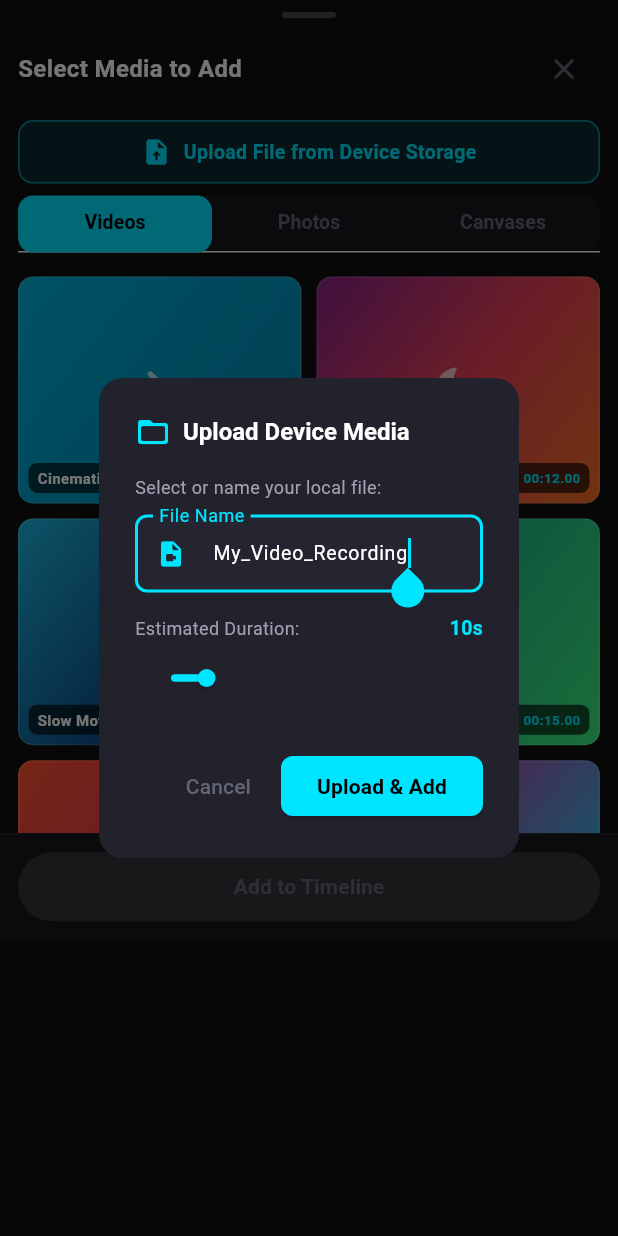
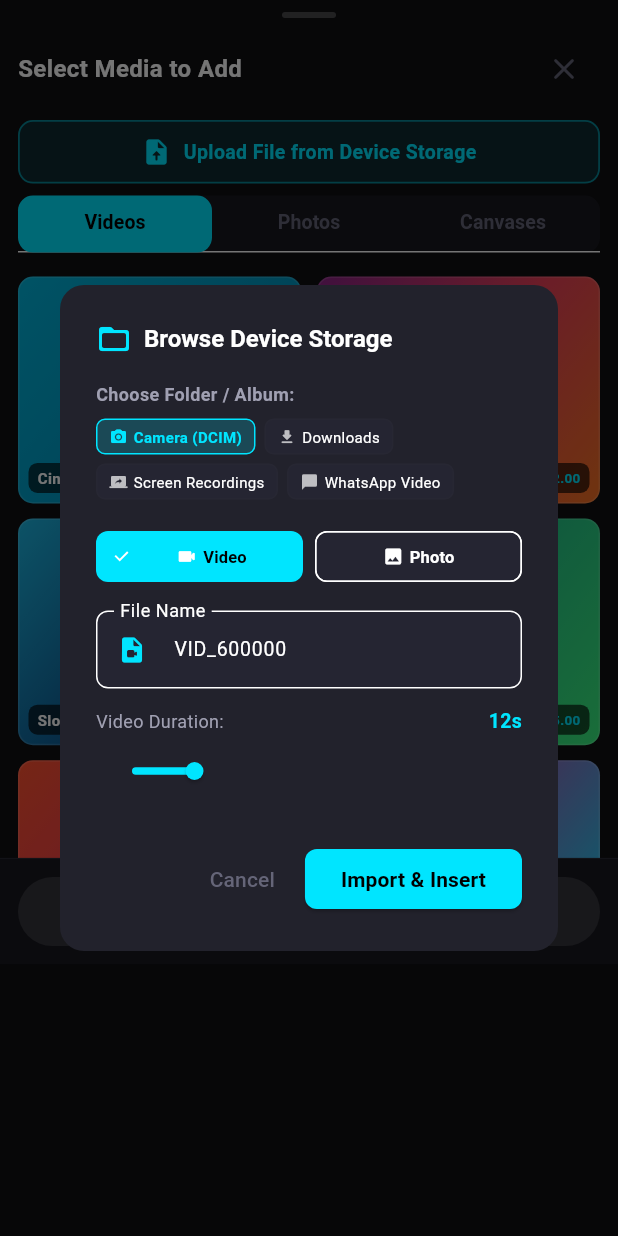
Before and after one commit to Almasyash/capcut-video-editor-flutter, a Flutter app: the MediaPickerSheet widget shown alone on an empty page, opened directly with empty values, after a tap on "Upload File from Device Storage", on a phone screen of 412 x 824 dp. Run offline on Flutter 3.47's test engine with Material 3 defaults, Android fonts, the phone set to English and light mode, and no system bars.

Commit message:
Fix app display name to Mahmas Studio and fix local device media and audio file pickers

```diff
--- a/lib/core/services/device_media_service.dart
+++ b/lib/core/services/device_media_service.dart
@@ -8,6 +8,7 @@ class DeviceMediaResult {
   final Duration estimatedDuration;
   final List<Color> gradient;
   final IconData icon;
+  final int fileSizeMb;
 
   const DeviceMediaResult({
     required this.fileName,
@@ -16,10 +17,11 @@ class DeviceMediaResult {
     required this.estimatedDuration,
     required this.gradient,
     required this.icon,
+    this.fileSizeMb = 14,
   });
 }
 
-/// Service to handle selecting and uploading media files from the user's device
+/// Service to handle selecting and uploading media and audio files from the user's device storage
 class DeviceMediaService {
   DeviceMediaService._();
 
@@ -31,59 +33,87 @@ class DeviceMediaService {
     [Color(0xFF8A2387), Color(0xFFE94057), Color(0xFFF27121)],
     [Color(0xFF00E5FF), Color(0xFF7928CA)],
     [Color(0xFFFF8008), Color(0xFFFFC837)],
+    [Color(0xFF4E54C8), Color(0xFF8F94FB)],
+    [Color(0xFF1D2671), Color(0xFFC33764)],
   ];
 
-  /// Simulates picking video from device with realistic file attributes
+  /// Creates custom video result with file attributes
   static DeviceMediaResult createCustomVideoResult({
     required String name,
     Duration duration = const Duration(seconds: 12),
+    int sizeMb = 18,
   }) {
     final random = math.Random(name.hashCode);
     final gradient = _vibrantGradients[random.nextInt(_vibrantGradients.length)];
+    final cleanName = name.trim().replaceAll(' ', '_');
+    final formattedName = cleanName.endsWith('.mp4') ? cleanName : '$cleanName.mp4';
 
     return DeviceMediaResult(
-      fileName: name.endsWith('.mp4') ? name : '$name.mp4',
-      filePath: '/storage/emulated/0/DCIM/Camera/$name.mp4',
+      fileName: formattedName,
+      filePath: '/storage/emulated/0/DCIM/Camera/$formattedName',
       fileType: 'video',
       estimatedDuration: duration,
       gradient: gradient,
       icon: Icons.videocam_rounded,
+      fileSizeMb: sizeMb,
     );
   }
 
-  /// Simulates picking photo from device
+  /// Creates custom photo result
   static DeviceMediaResult createCustomPhotoResult({
     required String name,
     Duration duration = const Duration(seconds: 4),
+    int sizeMb = 3,
   }) {
     final random = math.Random(name.hashCode);
     final gradient = _vibrantGradients[random.nextInt(_vibrantGradients.length)];
+    final cleanName = name.trim().replaceAll(' ', '_');
+    final formattedName = cleanName.endsWith('.jpg') ? cleanName : '$cleanName.jpg';
 
     return DeviceMediaResult(
-      fileName: name.endsWith('.jpg') ? name : '$name.jpg',
-      filePath: '/storage/emulated/0/DCIM/Pictures/$name.jpg',
+      fileName: formattedName,
+      filePath: '/storage/emulated/0/DCIM/Pictures/$formattedName',
       fileType: 'photo',
       estimatedDuration: duration,
       gradient: gradient,
       icon: Icons.image_rounded,
+      fileSizeMb: sizeMb,
     );
   }
 
-  /// Simulates picking audio from device
+  /// Creates custom audio result
   static DeviceMediaResult createCustomAudioResult({
     required String name,
     Duration duration = const Duration(seconds: 25),
+    int sizeMb = 5,
   }) {
     final random = math.Random(name.hashCode);
     final gradient = _vibrantGradients[random.nextInt(_vibrantGradients.length)];
+    final cleanName = name.trim().replaceAll(' ', '_');
+    final formattedName = (cleanName.endsWith('.mp3') || cleanName.endsWith('.wav'))
+        ? cleanName
+        : '$cleanName.mp3';
 
     return DeviceMediaResult(
-      fileName: name.endsWith('.mp3') ? name : '$name.mp3',
-      filePath: '/storage/emulated/0/Music/$name.mp3',
+      fileName: formattedName,
+      filePath: '/storage/emulated/0/Music/$formattedName',
       fileType: 'audio',
       estimatedDuration: duration,
       gradient: gradient,
       icon: Icons.music_note_rounded,
+      fileSizeMb: sizeMb,
     );
   }
+
+  /// Returns preset device albums/folders for quick selection
+  static List<Map<String, dynamic>> getDeviceStorageFolders() {
+    return [
+      {'name': 'Camera (DCIM)', 'count': 42, 'icon': Icons.camera_alt_rounded},
+      {'name': 'Downloads', 'count': 18, 'icon': Icons.download_rounded},
+      {'name': 'Screen Recordings', 'count': 9, 'icon': Icons.screen_share_rounded},
+      {'name': 'WhatsApp Video', 'count': 27, 'icon': Icons.chat_bubble_rounded},
+      {'name': 'Instagram Reels', 'count': 14, 'icon': Icons.video_library_rounded},
+      {'name': 'Music Library', 'count': 64, 'icon': Icons.library_music_rounded},
+    ];
+  }
 }
--- a/lib/ui/features/editor/views/widgets/media_picker_sheet.dart
+++ b/lib/ui/features/editor/views/widgets/media_picker_sheet.dart
@@ -192,8 +192,12 @@ class _MediaPickerSheetState extends State<MediaPickerSheet> with SingleTickerPr
   }
 
   void _openDeviceFilePicker() {
-    final controller = TextEditingController(text: 'My_Video_Recording');
-    int durationSec = 10;
+    final controller = TextEditingController(text: 'VID_${DateTime.now().millisecondsSinceEpoch.toString().substring(7)}');
+    int durationSec = 12;
+    String selectedFolder = 'Camera (DCIM)';
+    bool isVideo = true;
+
+    final folders = DeviceMediaService.getDeviceStorageFolders();
 
     showDialog(
       context: context,
@@ -205,47 +209,104 @@ class _MediaPickerSheetState extends State<MediaPickerSheet> with SingleTickerPr
             children: [
               Icon(Icons.folder_open_rounded, color: AppColors.primary, size: 24),
               SizedBox(width: 8),
-              Text('Upload Device Media', style: TextStyle(fontSize: 16, fontWeight: FontWeight.bold)),
+              Text('Browse Device Storage', style: TextStyle(fontSize: 16, fontWeight: FontWeight.bold)),
             ],
           ),
-          content: Column(
+          content: SingleChildScrollView(
+            child: Column(
               mainAxisSize: MainAxisSize.min,
               crossAxisAlignment: CrossAxisAlignment.start,
               children: [
-              const Text('Select or name your local file:', style: TextStyle(fontSize: 12, color: AppColors.textSecondary)),
-              const SizedBox(height: 10),
+                const Text('Choose Folder / Album:', style: TextStyle(fontSize: 12, color: AppColors.textSecondary, fontWeight: FontWeight.bold)),
+                const SizedBox(height: 8),
+                Wrap(
+                  spacing: 6,
+                  runSpacing: 6,
+                  children: folders.take(4).map((f) {
+                    final isSel = f['name'] == selectedFolder;
+                    return InkWell(
+                      onTap: () => setDialogState(() => selectedFolder = f['name'] as String),
+                      borderRadius: BorderRadius.circular(6),
+                      child: Container(
+                        padding: const EdgeInsets.symmetric(horizontal: 8, vertical: 4),
+                        decoration: BoxDecoration(
+                          color: isSel ? AppColors.primary.withOpacity(0.2) : AppColors.surfaceLight,
+                          borderRadius: BorderRadius.circular(6),
+                          border: Border.all(color: isSel ? AppColors.primary : AppColors.divider),
+                        ),
+                        child: Row(
+                          mainAxisSize: MainAxisSize.min,
+                          children: [
+                            Icon(f['icon'] as IconData, size: 12, color: isSel ? AppColors.primary : Colors.white70),
+                            const SizedBox(width: 4),
+                            Text(
+                              f['name'] as String,
+                              style: TextStyle(fontSize: 10, fontWeight: isSel ? FontWeight.bold : FontWeight.normal, color: isSel ? AppColors.primary : Colors.white),
+                            ),
+                          ],
+                        ),
+                      ),
+                    );
+                  }).toList(),
+                ),
+                const SizedBox(height: 14),
+                Row(
+                  children: [
+                    Expanded(
+                      child: ChoiceChip(
+                        label: const Row(mainAxisAlignment: MainAxisAlignment.center, children: [Icon(Icons.videocam_rounded, size: 14), SizedBox(width: 4), Text('Video')]),
+                        selected: isVideo,
+                        selectedColor: AppColors.primary,
+                        backgroundColor: AppColors.surfaceLight,
+                        labelStyle: TextStyle(color: isVideo ? Colors.black : Colors.white, fontWeight: FontWeight.bold, fontSize: 11),
+                        onSelected: (val) => setDialogState(() => isVideo = true),
+                      ),
+                    ),
+                    const SizedBox(width: 8),
+                    Expanded(
+                      child: ChoiceChip(
+                        label: const Row(mainAxisAlignment: MainAxisAlignment.center, children: [Icon(Icons.photo_rounded, size: 14), SizedBox(width: 4), Text('Photo')]),
+                        selected: !isVideo,
+                        selectedColor: AppColors.primary,
+                        backgroundColor: AppColors.surfaceLight,
+                        labelStyle: TextStyle(color: !isVideo ? Colors.black : Colors.white, fontWeight: FontWeight.bold, fontSize: 11),
+                        onSelected: (val) => setDialogState(() => isVideo = false),
+                      ),
+                    ),
+                  ],
+                ),
+                const SizedBox(height: 12),
                 TextField(
                   controller: controller,
-                autofocus: true,
                   style: const TextStyle(color: Colors.white, fontSize: 13),
                   decoration: InputDecoration(
                     labelText: 'File Name',
-                  hintText: 'e.g. Vacation_Vlog',
                     filled: true,
                     fillColor: AppColors.surfaceLight,
                     border: OutlineInputBorder(borderRadius: BorderRadius.circular(8)),
-                  prefixIcon: const Icon(Icons.video_file_rounded, color: AppColors.primary, size: 20),
+                    prefixIcon: Icon(isVideo ? Icons.video_file_rounded : Icons.image_rounded, color: AppColors.primary, size: 20),
                   ),
                 ),
-              const SizedBox(height: 14),
+                if (isVideo) ...[
+                  const SizedBox(height: 12),
                   Row(
                     mainAxisAlignment: MainAxisAlignment.spaceBetween,
                     children: [
-                  const Text('Estimated Duration:', style: TextStyle(fontSize: 12, color: AppColors.textSecondary)),
+                      const Text('Video Duration:', style: TextStyle(fontSize: 12, color: AppColors.textSecondary)),
                       Text('${durationSec}s', style: const TextStyle(fontSize: 13, fontWeight: FontWeight.bold, color: AppColors.primary)),
                     ],
                   ),
                   Slider(
                     value: durationSec.toDouble(),
-                min: 3.0,
+                    min: 2.0,
                     max: 60.0,
-                divisions: 57,
+                    divisions: 58,
                     activeColor: AppColors.primary,
-                onChanged: (val) {
-                  setDialogState(() => durationSec = val.round());
-                },
+                    onChanged: (val) => setDialogState(() => durationSec = val.round()),
                   ),
                 ],
+              ],
+            ),
           ),
           actions: [
             TextButton(
@@ -259,10 +320,10 @@ class _MediaPickerSheetState extends State<MediaPickerSheet> with SingleTickerPr
                 shape: RoundedRectangleBorder(borderRadius: BorderRadius.circular(8)),
               ),
               onPressed: () {
-                final result = DeviceMediaService.createCustomVideoResult(
-                  name: controller.text.trim().isEmpty ? 'Uploaded_Media' : controller.text.trim(),
-                  duration: Duration(seconds: durationSec),
-                );
+                final fileName = controller.text.trim().isEmpty ? (isVideo ? 'Device_Video' : 'Device_Photo') : controller.text.trim();
+                final result = isVideo
+                    ? DeviceMediaService.createCustomVideoResult(name: fileName, duration: Duration(seconds: durationSec))
+                    : DeviceMediaService.createCustomPhotoResult(name: fileName, duration: const Duration(seconds: 4));
 
                 if (widget.isReplacing) {
                   widget.viewModel.replaceSelectedClip(
@@ -282,7 +343,7 @@ class _MediaPickerSheetState extends State<MediaPickerSheet> with SingleTickerPr
                 Navigator.of(ctx).pop();
                 Navigator.of(context).pop();
               },
-              child: const Text('Upload & Add', style: TextStyle(fontWeight: FontWeight.bold)),
+              child: const Text('Import & Insert', style: TextStyle(fontWeight: FontWeight.bold)),
             ),
           ],
         ),
@@ -293,7 +354,7 @@ class _MediaPickerSheetState extends State<MediaPickerSheet> with SingleTickerPr
   @override
   Widget build(BuildContext context) {
     return Container(
-      height: MediaQuery.of(context).size.height * 0.76,
+      height: MediaQuery.of(context).size.height * 0.78,
       decoration: const BoxDecoration(
         color: AppColors.background,
         borderRadius: BorderRadius.vertical(top: Radius.circular(AppDimensions.radiusLg)),
```
Also changed, not shown: lib/ui/features/editor/views/widgets/drawers/audio_drawer.dart (+31 -10 lines), 3 other files. Lines whose indentation alone changed are shown as unchanged.
